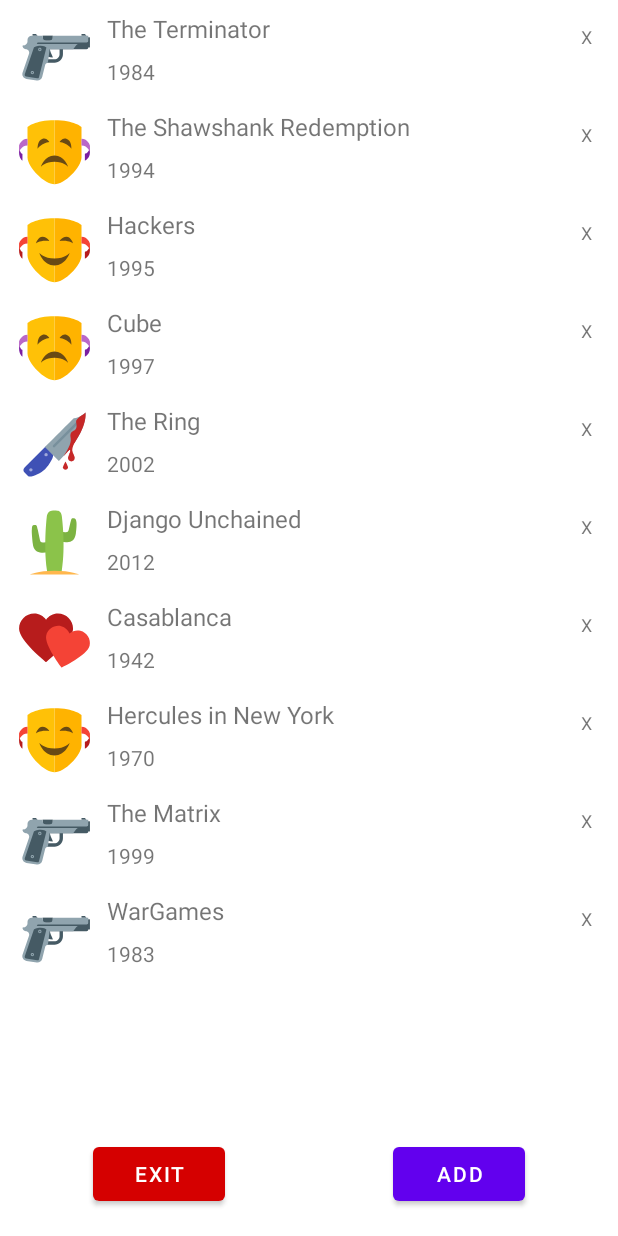
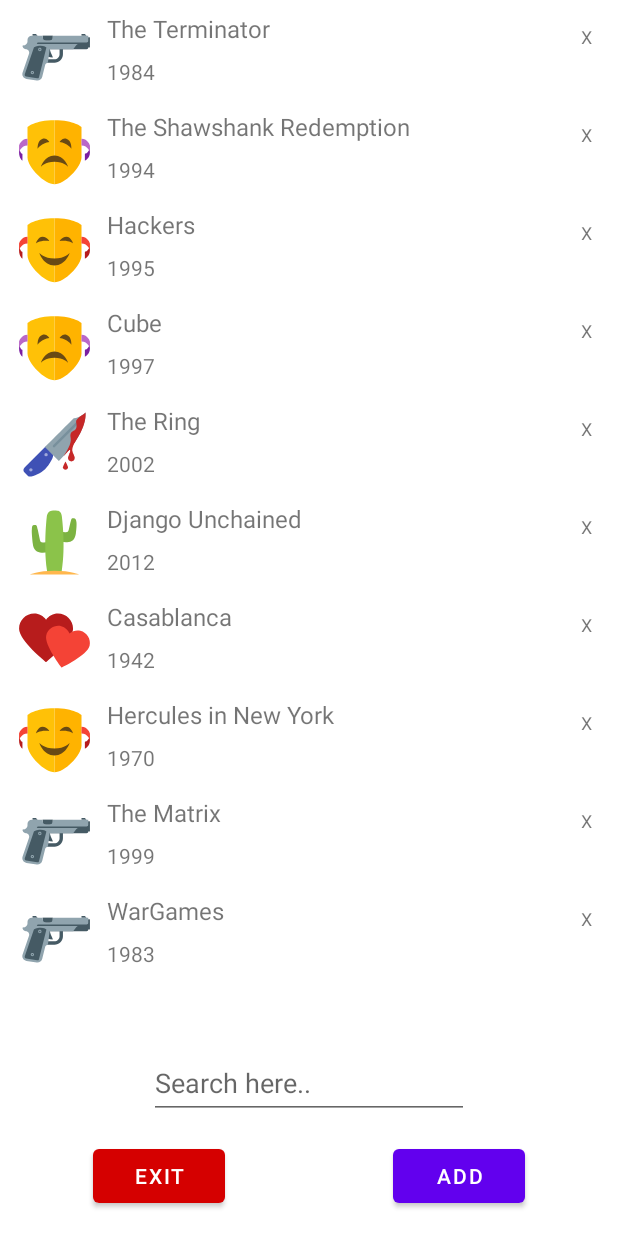
Before and after one commit to 201508876PMH/SMAP-assignment2, an Android app: the screen it shows after launch (MainActivity), on a phone screen of 412 x 824 dp. Run offline under Robolectric (Android 15) with nearby library versions, the phone set to English and light mode, and no system bars; our stand-ins replace Room's generated code, Volley.

```diff
--- a/app/src/main/AndroidManifest.xml
+++ b/app/src/main/AndroidManifest.xml
@@ -12,6 +12,7 @@
         android:theme="@style/Theme.Au536878">
         <activity
             android:name=".main.MainActivity"
+            android:windowSoftInputMode="adjustPan"
             android:exported="true">
             <intent-filter>
                 <action android:name="android.intent.action.MAIN" />
@@ -24,6 +25,7 @@
         </activity>
         <activity
             android:name=".rating.RatingActivity"
+            android:windowSoftInputMode="adjustPan"
             android:exported="true">
         </activity>
     </application>
--- a/app/src/main/java/dk/au/mad21fall/assignment1/au536878/database/IMovieDAO.java
+++ b/app/src/main/java/dk/au/mad21fall/assignment1/au536878/database/IMovieDAO.java
@@ -21,6 +21,7 @@ public interface IMovieDAO {
     @Query("SELECT * FROM MovieEntity WHERE genre LIKE :genre")
     List<MovieEntity> getMoviesFromGenre(String genre);
 
+
     @Insert(onConflict = OnConflictStrategy.REPLACE)
     void addMovie(MovieEntity movie);
 
--- a/app/src/main/java/dk/au/mad21fall/assignment1/au536878/database/MovieDatabase.java
+++ b/app/src/main/java/dk/au/mad21fall/assignment1/au536878/database/MovieDatabase.java
@@ -6,7 +6,7 @@ import androidx.room.Database;
 import androidx.room.Room;
 import androidx.room.RoomDatabase;
 
-@Database(entities = {MovieEntity.class}, version = 3)
+@Database(entities = {MovieEntity.class}, version = 4)
 public abstract class MovieDatabase extends RoomDatabase {
     public abstract IMovieDAO movieDao();    //mandatory DAO getter
     private static MovieDatabase instance;  //database instance for singleton
@@ -19,7 +19,7 @@ public abstract class MovieDatabase extends RoomDatabase {
                     instance = Room.databaseBuilder(context.getApplicationContext(),
                             MovieDatabase.class, "movie_database")
                             .fallbackToDestructiveMigration()
-                            .allowMainThreadQueries()
+                            //.allowMainThreadQueries()
                             .build();
                 }
             }
--- a/app/src/main/java/dk/au/mad21fall/assignment1/au536878/database/MovieEntity.java
+++ b/app/src/main/java/dk/au/mad21fall/assignment1/au536878/database/MovieEntity.java
@@ -3,6 +3,9 @@ package dk.au.mad21fall.assignment1.au536878.database;
 import androidx.annotation.NonNull;
 import androidx.room.Entity;
 import androidx.room.PrimaryKey;
+
+import com.google.gson.annotations.Expose;
+import com.google.gson.annotations.SerializedName;
 
 import java.util.Locale;
 
@@ -12,11 +15,24 @@ import dk.au.mad21fall.assignment1.au536878.R;
 public class MovieEntity {
     @NonNull
     @PrimaryKey(autoGenerate = false)
+    @Expose
+    @SerializedName("Title")
     private String name;
 
+    @Expose
+    @SerializedName("Genre")
     private String genre;
+
+    @Expose
+    @SerializedName("Year")
     private String year;
+
+    @Expose
+    @SerializedName("imdbRating")
     private String movieRating;
+
+    @Expose
+    @SerializedName("Plot")
     private String plot;
     private String userNotes;
     private String userRating;
@@ -49,7 +65,7 @@ public class MovieEntity {
             case "western":
                 return R.drawable.western;
             default:
-                return R.drawable.ic_launcher_background;
+                return R.drawable.action;
         }
     }
 
--- a/app/src/main/java/dk/au/mad21fall/assignment1/au536878/detailed/DetailedViewModel.java
+++ b/app/src/main/java/dk/au/mad21fall/assignment1/au536878/detailed/DetailedViewModel.java
@@ -25,6 +25,10 @@ public class DetailedViewModel extends ViewModel {
         return movie.getValue();
     }
 
+    public void deleteMovie(MovieEntity movieObject){
+        repository.delete(movieObject);
+    }
+
     public void setMovieData(MovieEntity movieObject){
         repository.updateMovie(movieObject);
     }
--- a/app/src/main/java/dk/au/mad21fall/assignment1/au536878/main/MainActivity.java
+++ b/app/src/main/java/dk/au/mad21fall/assignment1/au536878/main/MainActivity.java
@@ -15,6 +15,8 @@ import androidx.recyclerview.widget.RecyclerView;
 import android.content.Context;
 import android.content.Intent;
 import android.os.Bundle;
+import android.text.Editable;
+import android.text.TextWatcher;
 import android.util.Log;
 import android.view.View;
 import android.widget.Button;
@@ -37,7 +39,7 @@ public class MainActivity extends AppCompatActivity implements MovieAdaptor.IMov
     private RecyclerView rcvList;
     private MovieAdaptor adaptor;
     private Button bttnExit, bttnAdd;
-    private TextView userRating;
+    private TextView userRating, searchHere;
 
     ActivityResultLauncher<Intent> resultFromDetailedActivity;
 
@@ -72,6 +74,7 @@ public class MainActivity extends AppCompatActivity implements MovieAdaptor.IMov
     protected void instantiate(){
         setContentView(R.layout.activity_main);
         userRating = findViewById(R.id.list_item_MovieRating);
+        searchHere = findViewById(R.id.searchHere);
 
         //set up recyclerview with adaptor and layout manager
         adaptor = new MovieAdaptor(this);
@@ -85,7 +88,7 @@ public class MainActivity extends AppCompatActivity implements MovieAdaptor.IMov
         bttnExit = findViewById(R.id.bttnExit);
         bttnAdd = findViewById(R.id.bttnAdd);
         bttnExit.setOnClickListener((view -> finish()));
-        bttnAdd.setOnClickListener((view -> addMovie("The Terminator", this)));
+        bttnAdd.setOnClickListener((view -> addMovie(searchHere.getText().toString(), this)));
     }
 
     public void addMovie(String movieName, Context context){
@@ -104,7 +107,7 @@ public class MainActivity extends AppCompatActivity implements MovieAdaptor.IMov
             resultFromDetailedActivity.launch(i);
 
         }catch (Exception e){
-            Log.d("LORT", e.getMessage());
+            Log.d("Error", e.getMessage());
         }
 
     }
--- a/app/src/main/java/dk/au/mad21fall/assignment1/au536878/repository/Repository.java
+++ b/app/src/main/java/dk/au/mad21fall/assignment1/au536878/repository/Repository.java
@@ -6,6 +6,8 @@ import android.content.Context;
 import androidx.lifecycle.LiveData;
 
 import java.util.List;
+import java.util.concurrent.ExecutorService;
+import java.util.concurrent.Executors;
 
 import dk.au.mad21fall.assignment1.au536878.database.MovieDatabase;
 import dk.au.mad21fall.assignment1.au536878.database.MovieEntity;
@@ -14,12 +16,14 @@ public class Repository {
     private MovieDatabase db;                   //database
     private LiveData<List<MovieEntity>> movies; //livedata
     private MovieRequester mr;
+    private ExecutorService executorService;    //allows for methods to be off-loaded Mainthread
 
     //constructor - takes application object for context
     public Repository(Application app){
         db = MovieDatabase.getDatabase(app.getApplicationContext());
         mr = new MovieRequester(this);
         movies = db.movieDao().getAll();
+        executorService = Executors.newSingleThreadExecutor();
     }
 
     public void requestMovie(String movieName, Context context){
@@ -39,14 +43,30 @@ public class Repository {
     }
 
     public void addMovie(MovieEntity movie){
-        db.movieDao().addMovie(movie);
+        executorService.execute(new Runnable() {
+            @Override
+            public void run() {
+                db.movieDao().addMovie(movie);
+            }
+        });
+
     }
 
     public void updateMovie(MovieEntity movie){
-        db.movieDao().updateMovie(movie);
+        executorService.execute(new Runnable() {
+            @Override
+            public void run() {
+                db.movieDao().updateMovie(movie);
+            }
+        });
     }
 
     public void delete(MovieEntity movie){
-        db.movieDao().delete(movie);
+        executorService.execute(new Runnable() {
+            @Override
+            public void run() {
+                db.movieDao().delete(movie);
+            }
+        });
     }
 }
--- a/app/src/main/res/layout-land/activity_main.xml
+++ b/app/src/main/res/layout-land/activity_main.xml
@@ -6,6 +6,31 @@
     android:layout_width="match_parent"
     android:layout_height="match_parent"
     tools:context=".main.MainActivity">
+
+    <EditText
+        android:id="@+id/searchHere"
+        android:layout_width="wrap_content"
+        android:layout_height="wrap_content"
+        android:ems="10"
+        android:hint="Search here.."
+        android:inputType="textPersonName"
+        android:minHeight="48dp"
+        app:layout_constraintBottom_toBottomOf="parent"
+        app:layout_constraintEnd_toEndOf="parent"
+        app:layout_constraintStart_toStartOf="parent"
+        app:layout_constraintTop_toBottomOf="@+id/rcvMovies" />
+
+    <Button
+        android:id="@+id/bttnAdd"
+        android:layout_width="wrap_content"
+        android:layout_height="wrap_content"
+        android:layout_marginEnd="100dp"
+        android:layout_marginRight="100dp"
+        android:layout_marginBottom="8dp"
+        android:onClick="@string/main_activity_add"
+        android:text="Add"
+        app:layout_constraintBottom_toBottomOf="parent"
+        app:layout_constraintEnd_toEndOf="parent" />
 
     <androidx.recyclerview.widget.RecyclerView
         android:id="@+id/rcvMovies"
@@ -33,13 +58,11 @@
         android:id="@+id/bttnExit"
         android:layout_width="wrap_content"
         android:layout_height="wrap_content"
-        android:layout_marginTop="16dp"
-        android:layout_marginBottom="16dp"
+        android:layout_marginStart="100dp"
+        android:layout_marginLeft="100dp"
+        android:layout_marginBottom="8dp"
         android:text="@string/main_view_exit"
         app:backgroundTint="#D50000"
         app:layout_constraintBottom_toBottomOf="parent"
-        app:layout_constraintEnd_toEndOf="parent"
-        app:layout_constraintHorizontal_bias="0.498"
-        app:layout_constraintStart_toStartOf="parent"
-        app:layout_constraintTop_toBottomOf="@+id/rcvMovies" />
+        app:layout_constraintStart_toStartOf="parent" />
 </androidx.constraintlayout.widget.ConstraintLayout>
--- a/app/src/main/res/layout/activity_main.xml
+++ b/app/src/main/res/layout/activity_main.xml
@@ -27,7 +27,7 @@
         android:layout_width="wrap_content"
         android:layout_height="wrap_content"
         android:orientation="horizontal"
-        app:layout_constraintGuide_percent="0.9" />
+        app:layout_constraintGuide_percent="0.83" />
 
     <Button
         android:id="@+id/bttnExit"
@@ -35,11 +35,11 @@
         android:layout_height="wrap_content"
         android:layout_marginStart="62dp"
         android:layout_marginLeft="62dp"
+        android:layout_marginBottom="16dp"
         android:text="@string/main_view_exit"
         app:backgroundTint="#D50000"
         app:layout_constraintBottom_toBottomOf="parent"
-        app:layout_constraintStart_toStartOf="parent"
-        app:layout_constraintTop_toBottomOf="@+id/rcvMovies" />
+        app:layout_constraintStart_toStartOf="parent" />
 
     <Button
         android:id="@+id/bttnAdd"
@@ -47,9 +47,25 @@
         android:layout_height="wrap_content"
         android:layout_marginEnd="62dp"
         android:layout_marginRight="62dp"
+        android:layout_marginBottom="16dp"
         android:onClick="@string/main_activity_add"
         android:text="Add"
         app:layout_constraintBottom_toBottomOf="parent"
+        app:layout_constraintEnd_toEndOf="parent" />
+
+    <EditText
+        android:id="@+id/searchHere"
+        android:layout_width="wrap_content"
+        android:layout_height="wrap_content"
+        android:layout_marginTop="8dp"
+        android:layout_marginBottom="8dp"
+        android:ems="10"
+        android:hint="Search here.."
+        android:inputType="textPersonName"
+        android:minHeight="48dp"
+        app:layout_constraintBottom_toTopOf="@+id/bttnExit"
         app:layout_constraintEnd_toEndOf="parent"
-        app:layout_constraintTop_toTopOf="@+id/guideline4" />
+        app:layout_constraintStart_toStartOf="parent"
+        app:layout_constraintTop_toBottomOf="@+id/rcvMovies" />
+
 </androidx.constraintlayout.widget.ConstraintLayout>
--- a/app/src/main/res/values/strings.xml
+++ b/app/src/main/res/values/strings.xml
@@ -19,4 +19,5 @@
     <string name="rating_view_okbttn">Ok</string>
     <string name="main_view_exit">Exit</string>
     <string name="main_activity_add" />
+    <string name="searchHere" />
 </resources>
```
Also changed, not shown: app/src/main/java/dk/au/mad21fall/assignment1/au536878/detailed/DetailedActivity.java (+14 -4 lines), app/src/main/java/dk/au/mad21fall/assignment1/au536878/repository/MovieRequester.java (+26 -6 lines), app/src/main/res/layout-land/details_activity.xml (+21 -7 lines), app/src/main/res/layout/details_activity.xml (+11 -0 lines), 1 other file.
